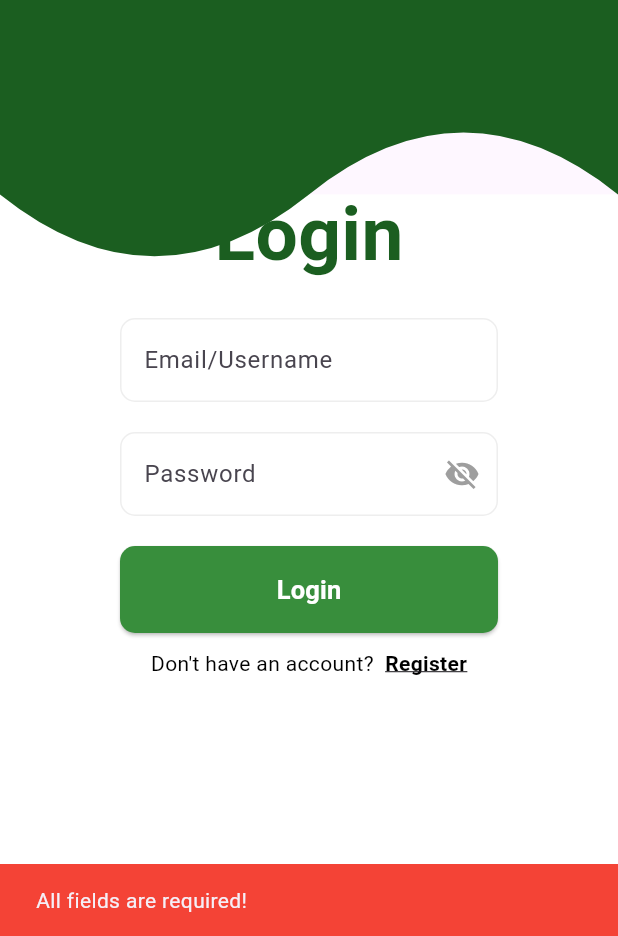
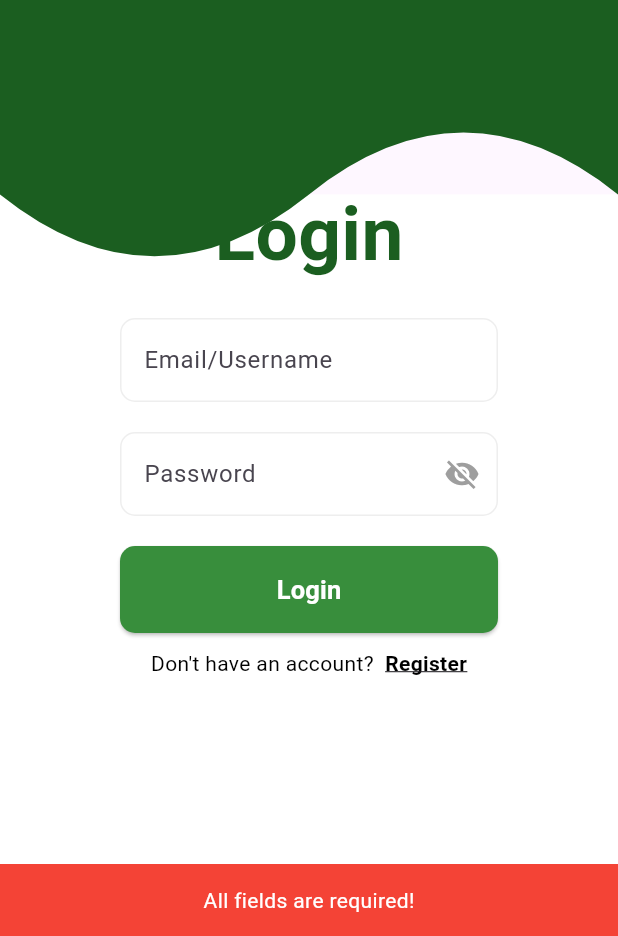
Before and after one commit to r0nY-0017/mad_project, a Flutter app: the screen it shows after launch, after a tap on "Login", on a phone screen of 412 x 824 dp, the part 300-1236 px from its top. Run offline on Flutter 3.47's test engine with Material 3 defaults, Android fonts, the phone set to English and light mode, and no system bars; our stand-ins replace cloud_firestore, email_validator, firebase_auth, firebase_core, flutter_animate; accounts and stored records are empty; statements that could not run were skipped.

Commit message:
fix some error

```diff
--- a/simple_chat_application/lib/pages/login_page.dart
+++ b/simple_chat_application/lib/pages/login_page.dart
@@ -18,13 +18,20 @@ class LoginPageState extends State<LoginPage> {
 
   // Function to show error or success messages
   void showMessage(String message, {bool isError = true}) {
-    ScaffoldMessenger.of(context).showSnackBar(
-      SnackBar(
-        content: Text(message),
-        backgroundColor: isError ? Colors.red : Colors.green,
+  ScaffoldMessenger.of(context).showSnackBar(
+    SnackBar(
+      content: Center(
+        child: Text(
+          message,
+          style: const TextStyle(
+            color: Colors.white,
+          ),
+        ),
       ),
-    );
-  }
+      backgroundColor: isError ? Colors.red : Colors.green,
+    ),
+  );
+}
 
   // Function to validate and login user using Firestore
   Future<void> validateAndLogin() async {
@@ -90,7 +97,7 @@ class LoginPageState extends State<LoginPage> {
       body: Stack(
         children: [
           // Background with wave effect
-          Container(
+          SizedBox(
             height: double.infinity,
             width: double.infinity,
             child: CustomPaint(
--- a/simple_chat_application/lib/pages/splash_screen.dart
+++ b/simple_chat_application/lib/pages/splash_screen.dart
@@ -1,7 +1,6 @@
 import 'dart:async';
 import 'package:flutter/material.dart';
 import 'package:simple_chat_application/pages/login_page.dart';
-import 'package:google_fonts/google_fonts.dart';
 import 'package:flutter_animate/flutter_animate.dart';
 
 class SplashScreen extends StatefulWidget {
```
Also changed, not shown: simple_chat_application/lib/pages/register_page.dart (+13 -6 lines), simple_chat_application/pubspec.lock, 127 other files.
